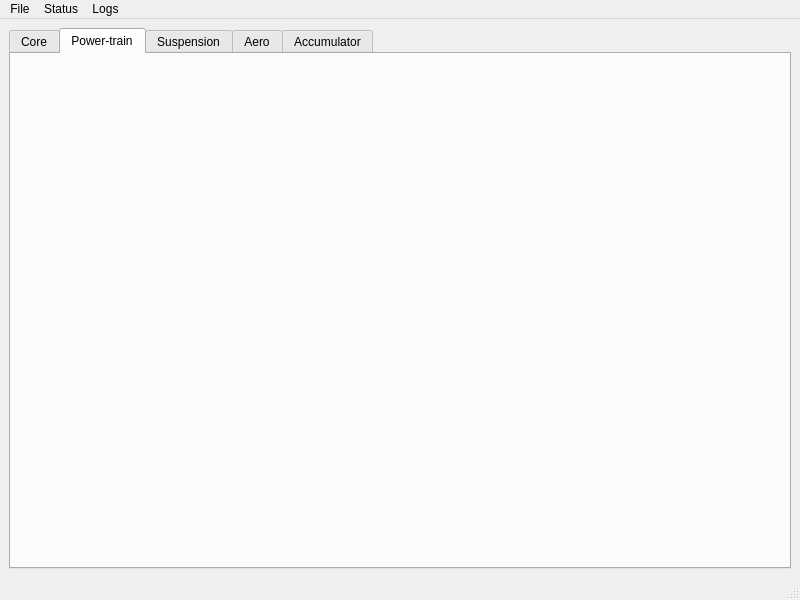
Old version of the form gui-front-end/mainwindow.ui in the repository sufst/wireless-telemetry-gui.
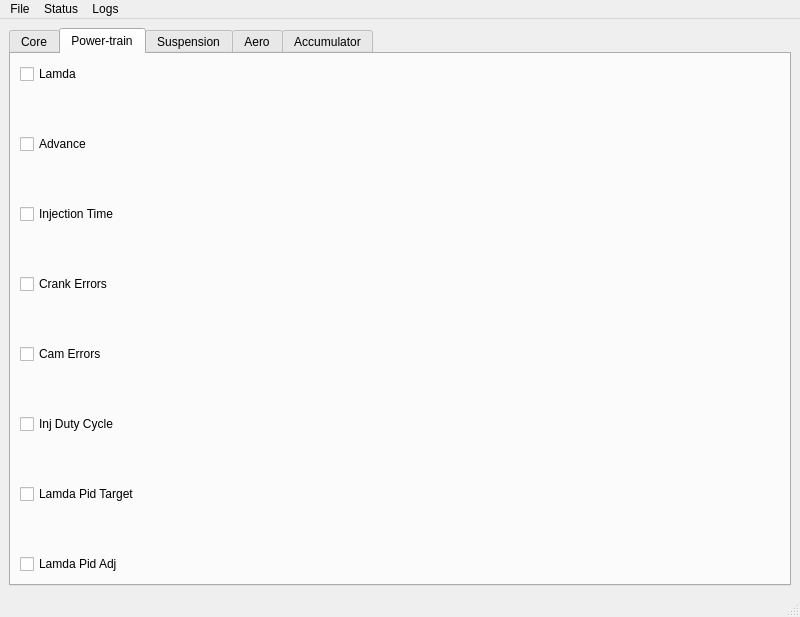
New version of the form. The open tabs and pages were chosen to show the change.

Commit message: Power-train tab basic build

The edit to the form file:
```diff
--- a/gui-front-end/mainwindow.ui
+++ b/gui-front-end/mainwindow.ui
@@ -142,6 +142,99 @@
          <attribute name="title">
           <string>Power-train</string>
          </attribute>
+         <layout class="QGridLayout" name="gridLayout_2">
+          <item row="0" column="0">
+           <layout class="QVBoxLayout" name="verticalLayout_2">
+            <property name="spacing">
+             <number>50</number>
+            </property>
+            <item>
+             <widget class="QCheckBox" name="lamda">
+              <property name="text">
+               <string>Lamda</string>
+              </property>
+             </widget>
+            </item>
+            <item>
+             <widget class="QCheckBox" name="advance">
+              <property name="text">
+               <string>Advance</string>
+              </property>
+             </widget>
+            </item>
+            <item>
+             <widget class="QCheckBox" name="inj_time">
+              <property name="text">
+               <string>Injection Time</string>
+              </property>
+             </widget>
+            </item>
+            <item>
+             <widget class="QCheckBox" name="crank_errors">
+              <property name="text">
+               <string>Crank Errors</string>
+              </property>
+             </widget>
+            </item>
+            <item>
+             <widget class="QCheckBox" name="cam_errors">
+              <property name="text">
+               <string>Cam Errors</string>
+              </property>
+             </widget>
+            </item>
+            <item>
+             <widget class="QCheckBox" name="duty_cycle">
+              <property name="text">
+               <string>Inj Duty Cycle</string>
+              </property>
+             </widget>
+            </item>
+            <item>
+             <widget class="QCheckBox" name="lamda_pid_trg">
+              <property name="text">
+               <string>Lamda Pid Target</string>
+              </property>
+             </widget>
+            </item>
+            <item>
+             <widget class="QCheckBox" name="lamda_pid_adj">
+              <property name="text">
+               <string>Lamda Pid Adj</string>
+              </property>
+             </widget>
+            </item>
+           </layout>
+          </item>
+          <item row="0" column="1">
+           <widget class="QWidget" name="power_graph_1" native="true">
+            <property name="sizePolicy">
+             <sizepolicy hsizetype="Preferred" vsizetype="Preferred">
+              <horstretch>1</horstretch>
+              <verstretch>0</verstretch>
+             </sizepolicy>
+            </property>
+            <property name="styleSheet">
+             <string notr="true">color: red; </string>
+            </property>
+            <layout class="QHBoxLayout" name="horizontalLayout_6"/>
+           </widget>
+          </item>
+          <item row="0" column="2">
+           <widget class="QWidget" name="power_graph_2" native="true">
+            <property name="sizePolicy">
+             <sizepolicy hsizetype="Preferred" vsizetype="Preferred">
+              <horstretch>1</horstretch>
+              <verstretch>0</verstretch>
+             </sizepolicy>
+            </property>
+            <property name="styleSheet">
+             <string notr="true">color: rgb(155, 255, 186);</string>
+            </property>
+            <layout class="QHBoxLayout" name="horizontalLayout_7"/>
+           </widget>
+          </item>
+         </layout>
         </widget>
         <widget class="QWidget" name="suspension">
          <attribute name="title">
```
Left out of the diff: 2 changed lines with no effect on the pictures.
